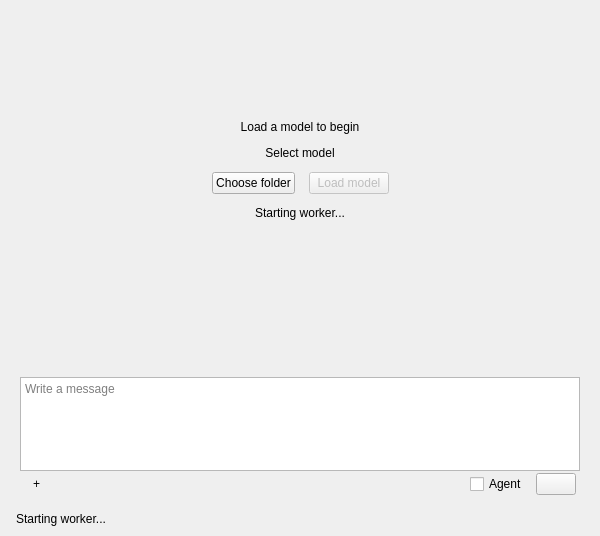
Old version of the form app/ui/forms/ChatView.ui in the repository duckbubi-jian/qtLLM.
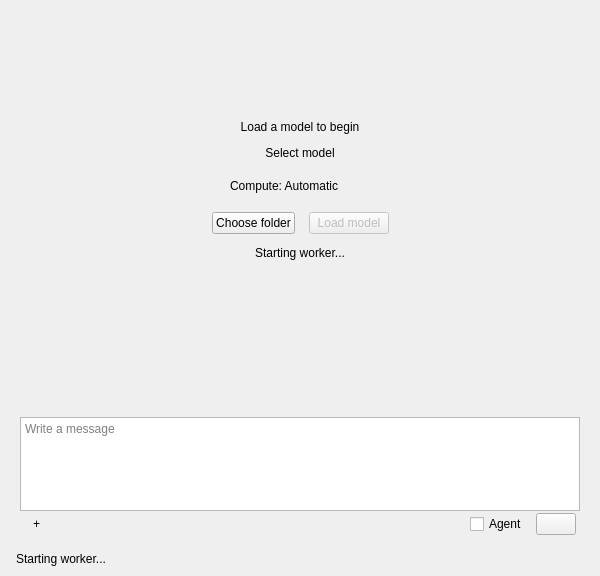
New version of the form. Custom widgets are drawn as their Qt base class.

Commit message: Expose compute settings on start page

What changed in the file:
```diff
--- a/app/ui/forms/ChatView.ui
+++ b/app/ui/forms/ChatView.ui
@@ -88,6 +88,77 @@
          </property>
         </widget>
        </item>
+       <item>
+        <layout class="QHBoxLayout" name="guideComputeLayout">
+         <property name="spacing">
+          <number>4</number>
+         </property>
+         <item>
+          <spacer name="guideComputeLeftSpacer">
+           <property name="orientation">
+            <enum>Qt::Horizontal</enum>
+           </property>
+           <property name="sizeHint" stdset="0">
+            <size>
+             <width>40</width>
+             <height>20</height>
+            </size>
+           </property>
+          </spacer>
+         </item>
+         <item>
+          <widget class="QLabel" name="guideComputeSummaryLabel">
+           <property name="text">
+            <string>Compute: Automatic</string>
+           </property>
+           <property name="alignment">
+            <set>Qt::AlignRight|Qt::AlignTrailing|Qt::AlignVCenter</set>
+           </property>
+          </widget>
+         </item>
+         <item>
+          <widget class="QToolButton" name="guideComputeSettingsButton">
+           <property name="minimumSize">
+            <size>
+             <width>28</width>
+             <height>28</height>
+            </size>
+           </property>
+           <property name="maximumSize">
+            <size>
+             <width>28</width>
+             <height>28</height>
+            </size>
+           </property>
+           <property name="toolTip">
+            <string>Configure CPU and GPU placement</string>
+           </property>
+           <property name="accessibleName">
+            <string>Compute settings</string>
+           </property>
+           <property name="text">
+            <string/>
+           </property>
+           <property name="autoRaise">
+            <bool>true</bool>
+           </property>
+          </widget>
+         </item>
+         <item>
+          <spacer name="guideComputeRightSpacer">
+           <property name="orientation">
+            <enum>Qt::Horizontal</enum>
+           </property>
+           <property name="sizeHint" stdset="0">
+            <size>
+             <width>40</width>
+             <height>20</height>
+            </size>
+           </property>
+          </spacer>
+         </item>
+        </layout>
+       </item>
        <item>
         <layout class="QHBoxLayout" name="guideActionLayout">
          <property name="spacing">
```
The commit also changes 6 other files.
